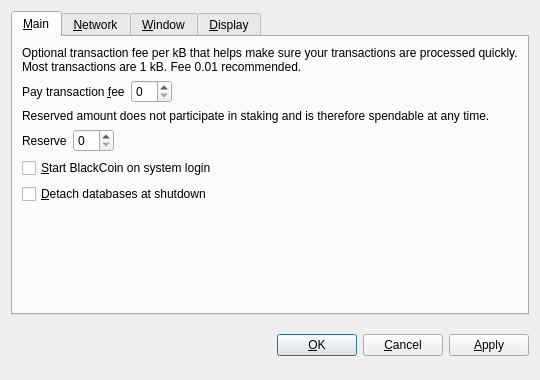
The window that src/qt/forms/optionsdialog.ui (hanxianzhai/poscoin) describes before a commit, drawn with Qt 5.
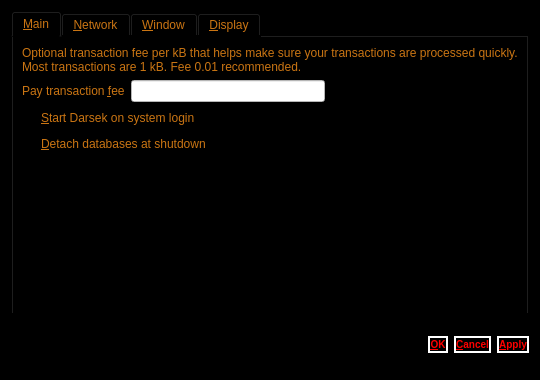
The same window after the commit. The open tabs and pages were chosen to show the change. Custom widgets are drawn as their Qt base class.

```diff
--- a/src/qt/forms/optionsdialog.ui
+++ b/src/qt/forms/optionsdialog.ui
@@ -13,6 +13,11 @@
   <property name="windowTitle">
    <string>Options</string>
   </property>
+  <property name="styleSheet">
+   <string notr="true">color: rgb(202, 117, 19);
+background-color: rgb(0, 0, 0);
+</string>
+  </property>
   <property name="modal">
    <bool>true</bool>
   </property>
@@ -59,56 +64,15 @@
           </widget>
          </item>
          <item>
-          <widget class="BitcoinAmountField" name="transactionFee"/>
-         </item>
-         <item>
-          <spacer name="horizontalSpacerFee">
-           <property name="orientation">
-            <enum>Qt::Horizontal</enum>
-           </property>
-           <property name="sizeHint" stdset="0">
-            <size>
-             <width>40</width>
-             <height>20</height>
-            </size>
-           </property>
-          </spacer>
-         </item>
-        </layout>
-       </item>
-       <item>
-        <widget class="QLabel" name="reserveBalanceInfoLabel">
-         <property name="text">
-          <string>Reserved amount does not participate in staking and is therefore spendable at any time.</string>
-         </property>
-         <property name="textFormat">
-          <enum>Qt::PlainText</enum>
-         </property>
-         <property name="wordWrap">
-          <bool>true</bool>
-         </property>
-        </widget>
-       </item>
-       <item>
-        <layout class="QHBoxLayout" name="horizontalLayoutReserveBalance">
-         <item>
-          <widget class="QLabel" name="reserveBalanceLabel">
-           <property name="text">
-            <string>Reserve</string>
-           </property>
-           <property name="textFormat">
-            <enum>Qt::PlainText</enum>
-           </property>
-           <property name="buddy">
-            <cstring>reserveBalance</cstring>
+          <widget class="BitcoinAmountField" name="transactionFee">
+           <property name="styleSheet">
+            <string notr="true">color: rgb(170, 0, 0);
+background-color: rgb(255, 255, 255);</string>
            </property>
           </widget>
          </item>
          <item>
-          <widget class="BitcoinAmountField" name="reserveBalance"/>
-         </item>
-         <item>
-          <spacer name="horizontalSpacerReserveBalance">
+          <spacer name="horizontalSpacer_Main">
            <property name="orientation">
             <enum>Qt::Horizontal</enum>
            </property>
@@ -128,7 +92,7 @@
           <string>Automatically start BlackCoin after logging in to the system.</string>
          </property>
          <property name="text">
-          <string>&amp;Start BlackCoin on system login</string>
+          <string>&amp;Start Darsek on system login</string>
          </property>
         </widget>
        </item>
@@ -465,6 +429,9 @@
      </item>
      <item>
       <widget class="QPushButton" name="okButton">
+       <property name="styleSheet">
+        <string notr="true"> background : #000000 ;border-radius:10px; border-color: white; color: red;  border-style: solid; border-width: 2px;font: bold 10px;min-width: 8em;</string>
+       </property>
        <property name="text">
         <string>&amp;OK</string>
        </property>
@@ -472,6 +439,9 @@
      </item>
      <item>
       <widget class="QPushButton" name="cancelButton">
+       <property name="styleSheet">
+        <string notr="true"> background : #000000 ;border-radius:10px; border-color: white; color: red;  border-style: solid; border-width: 2px;font: bold 10px;min-width: 8em;</string>
+       </property>
        <property name="text">
         <string>&amp;Cancel</string>
        </property>
@@ -482,6 +452,9 @@
      </item>
      <item>
       <widget class="QPushButton" name="applyButton">
+       <property name="styleSheet">
+        <string notr="true"> background : #000000 ;border-radius:10px; border-color: white; color: red;  border-style: solid; border-width: 2px;font: bold 10px;min-width: 8em;</string>
+       </property>
        <property name="text">
         <string>&amp;Apply</string>
        </property>
@@ -495,9 +468,14 @@
   </layout>
  </widget>
  <customwidgets>
+  <customwidget>
+   <class>QValidatedLineEdit</class>
+   <extends>QLineEdit</extends>
+   <header>qvalidatedlineedit.h</header>
+  </customwidget>
   <customwidget>
    <class>BitcoinAmountField</class>
-   <extends>QSpinBox</extends>
+   <extends>QLineEdit</extends>
    <header>bitcoinamountfield.h</header>
   </customwidget>
   <customwidget>
@@ -505,11 +483,6 @@
    <extends>QComboBox</extends>
    <header>qvaluecombobox.h</header>
   </customwidget>
-  <customwidget>
-   <class>QValidatedLineEdit</class>
-   <extends>QLineEdit</extends>
-   <header>qvalidatedlineedit.h</header>
-  </customwidget>
  </customwidgets>
  <resources/>
  <connections/>
```
Left out of the diff: 35 changed lines with no effect on the pictures.
